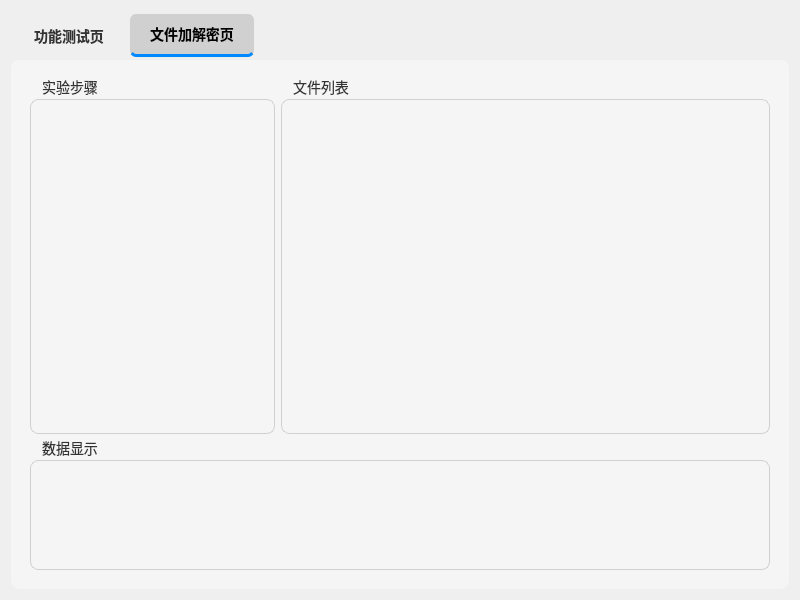
The window that functiontest.ui (xiangxu05/encryptoDecryptoTest) describes before a commit, drawn with Qt 5.
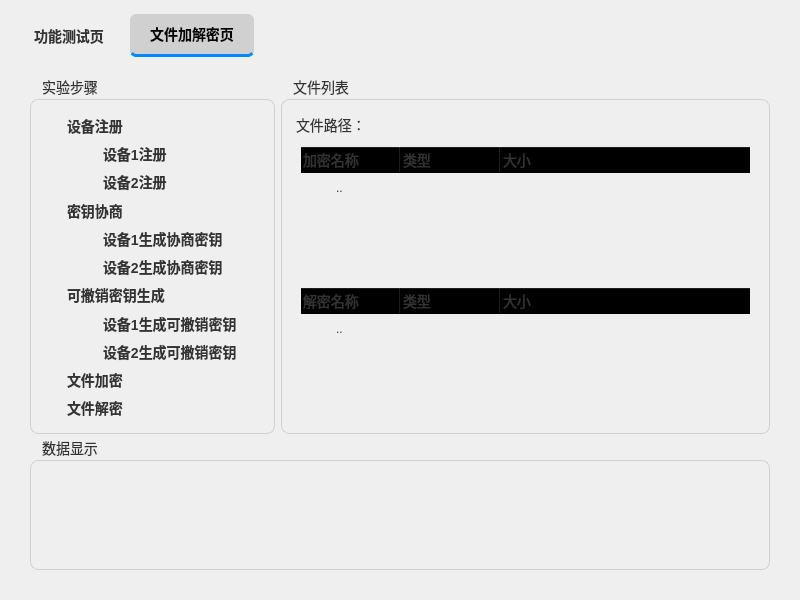
The same window after the commit. Custom widgets are drawn as their Qt base class.

Patch:
```diff
--- a/functiontest.ui
+++ b/functiontest.ui
@@ -34,9 +34,9 @@
   <property name="styleSheet">
    <string notr="true"/>
   </property>
-  <layout class="QHBoxLayout" name="horizontalLayout">
+  <layout class="QVBoxLayout" name="verticalLayout_9">
    <item>
-    <widget class="QTabWidget" name="tabWidget">
+    <widget class="MyTabWidget" name="tabWidget">
      <property name="minimumSize">
       <size>
        <width>0</width>
@@ -44,8 +44,7 @@
       </size>
      </property>
      <property name="styleSheet">
-      <string notr="true">/* 设置 QWidget 的全局样式 */
-QWidget {
+      <string notr="true">QWidget {
     background-color: transparent;
     color: #333333;
     font-family: &quot;Microsoft YaHei&quot;, Arial, sans-serif;
@@ -137,7 +136,7 @@
 /* 设置 QTabWidget 面板样式 */
 QTabWidget::pane {
     border: none;
-    background: #F5F5F5;
+    background: transparent;
     border-radius: 8px;
     padding: 10px;
 }
@@ -207,8 +206,87 @@
     color: #0088FF;
     font-weight: bold;
 }
+/* 设置 QTreeWidget 样式 */
+QTreeWidget {
+    background: #F5F5F5;
+    color: #1E1E1E;
+    font-size: 14px;
+    border-radius: 8px;
+    border: none;
+    padding: 5px;
+}
 
-</string>
+/* 设置 QTreeWidget 头部样式 */
+/* 设置 QTreeWidget 样式 */
+QTreeWidget {
+    background: transparent;
+    color: #1E1E1E;
+    font-size: 12px; /* 调小字体 */
+    border-radius: 8px;
+    border: none;
+    padding: 5px;
+}
+
+/* 设置 QTreeWidget 头部样式 */
+QTreeWidget::header {
+    background: #D0D0D0;
+    color: #000000;
+    font-weight: bold;
+    border-radius: 6px;
+    padding: 6px;
+    font-size: 12px; /* 适当调小字体 */
+}
+
+/* 树形控件的普通项样式 */
+QTreeWidget::item {
+    background: transparent;
+    color: #333333;
+    padding: 6px 10px; /* 适当减小内边距 */
+    margin: 2px;
+    border-radius: 6px;
+}
+
+/* 选中状态的样式 */
+QTreeWidget::item:selected {
+    background: #0088FF;
+    color: #FFFFFF;
+    font-weight: bold;
+    border: none;
+}
+
+/* 悬停状态 */
+QTreeWidget::item:hover {
+    background: #C0C0C0;
+    color: #000000;
+}
+
+/* 优化滚动条样式 */
+QScrollBar:vertical {
+    border: none;
+    background: #E0E0E0;
+    width: 8px;
+    margin: 2px;
+    border-radius: 4px;
+}
+
+QScrollBar::handle:vertical {
+    background: #888888;
+    min-height: 20px;
+    border-radius: 4px;
+}
+
+QScrollBar::handle:vertical:hover {
+    background: #666666;
+}
+
+QScrollBar::add-line:vertical, QScrollBar::sub-line:vertical {
+    background: none;
+    border: none;
+}
+
+QScrollBar::add-page:vertical, QScrollBar::sub-page:vertical {
+    background: none;
+}</string>
      </property>
      <property name="currentIndex">
       <number>1</number>
@@ -813,7 +891,7 @@
       <attribute name="title">
        <string>文件加解密页</string>
       </attribute>
-      <layout class="QVBoxLayout" name="verticalLayout_10">
+      <layout class="QVBoxLayout" name="verticalLayout_6" stretch="2,1">
        <item>
         <layout class="QHBoxLayout" name="horizontalLayout_17">
          <item>
@@ -836,7 +914,289 @@
            <property name="title">
             <string>实验步骤</string>
            </property>
-           <layout class="QVBoxLayout" name="verticalLayout_9" stretch=""/>
+           <layout class="QVBoxLayout" name="verticalLayout_7">
+            <item>
+             <widget class="QCheckBox" name="defaltCheckBox_2">
+              <property name="enabled">
+               <bool>true</bool>
+              </property>
+              <property name="text">
+               <string>设备注册</string>
+              </property>
+              <property name="checkable">
+               <bool>true</bool>
+              </property>
+             </widget>
+            </item>
+            <item>
+             <layout class="QHBoxLayout" name="horizontalLayout_3">
+              <item>
+               <spacer name="horizontalSpacer_3">
+                <property name="orientation">
+                 <enum>Qt::Orientation::Horizontal</enum>
+                </property>
+                <property name="sizeHint" stdset="0">
+                 <size>
+                  <width>40</width>
+                  <height>20</height>
+                 </size>
+                </property>
+               </spacer>
+              </item>
+              <item>
+               <widget class="QCheckBox" name="defaltCheckBox_3">
+                <property name="enabled">
+                 <bool>true</bool>
+                </property>
+                <property name="minimumSize">
+                 <size>
+                  <width>179</width>
+                  <height>0</height>
+                 </size>
+                </property>
+                <property name="text">
+                 <string>设备1注册</string>
+                </property>
+                <property name="checkable">
+                 <bool>true</bool>
+                </property>
+               </widget>
+              </item>
+             </layout>
+            </item>
+            <item>
+             <layout class="QHBoxLayout" name="horizontalLayout_12">
+              <item>
+               <spacer name="horizontalSpacer_4">
+                <property name="orientation">
+                 <enum>Qt::Orientation::Horizontal</enum>
+                </property>
+                <property name="sizeHint" stdset="0">
+                 <size>
+                  <width>40</width>
+                  <height>20</height>
+                 </size>
+                </property>
+               </spacer>
+              </item>
+              <item>
+               <widget class="QCheckBox" name="defaltCheckBox_4">
+                <property name="enabled">
+                 <bool>true</bool>
+                </property>
+                <property name="minimumSize">
+                 <size>
+                  <width>179</width>
+                  <height>0</height>
+                 </size>
+                </property>
+                <property name="text">
+                 <string>设备2注册</string>
+                </property>
+                <property name="checkable">
+                 <bool>true</bool>
+                </property>
+               </widget>
+              </item>
+             </layout>
+            </item>
+            <item>
+             <widget class="QCheckBox" name="defaltCheckBox_5">
+              <property name="enabled">
+               <bool>true</bool>
+              </property>
+              <property name="text">
+               <string>密钥协商</string>
+              </property>
+              <property name="checkable">
+               <bool>true</bool>
+              </property>
+             </widget>
+            </item>
+            <item>
+             <layout class="QHBoxLayout" name="horizontalLayout_13">
+              <item>
+               <spacer name="horizontalSpacer_5">
+                <property name="orientation">
+                 <enum>Qt::Orientation::Horizontal</enum>
+                </property>
+                <property name="sizeHint" stdset="0">
+                 <size>
+                  <width>40</width>
+                  <height>20</height>
+                 </size>
+                </property>
+               </spacer>
+              </item>
+              <item>
+               <widget class="QCheckBox" name="defaltCheckBox_6">
+                <property name="enabled">
+                 <bool>true</bool>
+                </property>
+                <property name="minimumSize">
+                 <size>
+                  <width>179</width>
+                  <height>0</height>
+                 </size>
+                </property>
+                <property name="text">
+                 <string>设备1生成协商密钥</string>
+                </property>
+                <property name="checkable">
+                 <bool>true</bool>
+                </property>
+               </widget>
+              </item>
+             </layout>
+            </item>
+            <item>
+             <layout class="QHBoxLayout" name="horizontalLayout_14">
+              <item>
+               <spacer name="horizontalSpacer_6">
+                <property name="orientation">
+                 <enum>Qt::Orientation::Horizontal</enum>
+                </property>
+                <property name="sizeHint" stdset="0">
+                 <size>
+                  <width>40</width>
+                  <height>20</height>
+                 </size>
+                </property>
+               </spacer>
+              </item>
+              <item>
+               <widget class="QCheckBox" name="defaltCheckBox_7">
+                <property name="enabled">
+                 <bool>true</bool>
+                </property>
+                <property name="minimumSize">
+                 <size>
+                  <width>179</width>
+                  <height>0</height>
+                 </size>
+                </property>
+                <property name="text">
+                 <string>设备2生成协商密钥</string>
+                </property>
+                <property name="checkable">
+                 <bool>true</bool>
+                </property>
+               </widget>
+              </item>
+             </layout>
+            </item>
+            <item>
+             <widget class="QCheckBox" name="defaltCheckBox_8">
+              <property name="enabled">
+               <bool>true</bool>
+              </property>
+              <property name="text">
+               <string>可撤销密钥生成</string>
+              </property>
+              <property name="checkable">
+               <bool>true</bool>
+              </property>
+             </widget>
+            </item>
+            <item>
+             <layout class="QHBoxLayout" name="horizontalLayout_15">
+              <item>
+               <spacer name="horizontalSpacer_7">
+                <property name="orientation">
+                 <enum>Qt::Orientation::Horizontal</enum>
+                </property>
+                <property name="sizeHint" stdset="0">
+                 <size>
+                  <width>40</width>
+                  <height>20</height>
+                 </size>
+                </property>
+               </spacer>
+              </item>
+              <item>
+               <widget class="QCheckBox" name="defaltCheckBox_11">
+                <property name="enabled">
+                 <bool>true</bool>
+                </property>
+                <property name="minimumSize">
+                 <size>
+                  <width>179</width>
+                  <height>0</height>
+                 </size>
+                </property>
+                <property name="text">
+                 <string>设备1生成可撤销密钥</string>
+                </property>
+                <property name="checkable">
+                 <bool>true</bool>
+                </property>
+               </widget>
+              </item>
+             </layout>
+            </item>
+            <item>
+             <layout class="QHBoxLayout" name="horizontalLayout_16">
+              <item>
+               <spacer name="horizontalSpacer_8">
+                <property name="orientation">
+                 <enum>Qt::Orientation::Horizontal</enum>
+                </property>
+                <property name="sizeHint" stdset="0">
+                 <size>
+                  <width>40</width>
+                  <height>20</height>
+                 </size>
+                </property>
+               </spacer>
+              </item>
+              <item>
+               <widget class="QCheckBox" name="defaltCheckBox_12">
+                <property name="enabled">
+                 <bool>true</bool>
+                </property>
+                <property name="minimumSize">
+                 <size>
+                  <width>179</width>
+                  <height>0</height>
+                 </size>
+                </property>
+                <property name="text">
+                 <string>设备2生成可撤销密钥</string>
+                </property>
+                <property name="checkable">
+                 <bool>true</bool>
+                </property>
+               </widget>
+              </item>
+             </layout>
+            </item>
+            <item>
+             <widget class="QCheckBox" name="defaltCheckBox_9">
+              <property name="enabled">
+               <bool>true</bool>
+              </property>
+              <property name="text">
+               <string>文件加密</string>
+              </property>
+              <property name="checkable">
+               <bool>true</bool>
+              </property>
+             </widget>
+            </item>
+            <item>
+             <widget class="QCheckBox" name="defaltCheckBox_10">
+              <property name="enabled">
+               <bool>true</bool>
+              </property>
+              <property name="text">
+               <string>文件解密</string>
+              </property>
+              <property name="checkable">
+               <bool>true</bool>
+              </property>
+             </widget>
+            </item>
+           </layout>
           </widget>
          </item>
          <item>
@@ -847,9 +1207,75 @@
            <property name="title">
             <string>文件列表</string>
            </property>
-           <layout class="QHBoxLayout" name="horizontalLayout_11">
+           <layout class="QVBoxLayout" name="verticalLayout_8">
             <item>
-             <widget class="QTreeView" name="fileView"/>
+             <layout class="QHBoxLayout" name="horizontalLayout_11">
+              <item>
+               <widget class="QLabel" name="label_6">
+                <property name="text">
+                 <string>文件路径：</string>
+                </property>
+               </widget>
+              </item>
+              <item>
+               <widget class="QLineEdit" name="lineEdit">
+                <property name="readOnly">
+                 <bool>true</bool>
+                </property>
+               </widget>
+              </item>
+             </layout>
+            </item>
+            <item>
+             <widget class="QTreeWidget" name="treeWidget">
+              <attribute name="headerCascadingSectionResizes">
+               <bool>false</bool>
+              </attribute>
+              <column>
+               <property name="text">
+                <string>加密名称</string>
+               </property>
+              </column>
+              <column>
+               <property name="text">
+                <string>类型</string>
+               </property>
+              </column>
+              <column>
+               <property name="text">
+                <string>大小</string>
+               </property>
+              </column>
+              <item>
+               <property name="text">
+                <string>..</string>
+               </property>
+              </item>
+             </widget>
+            </item>
+            <item>
+             <widget class="QTreeWidget" name="treeWidget_2">
+              <column>
+               <property name="text">
+                <string>解密名称</string>
+               </property>
+              </column>
+              <column>
+               <property name="text">
+                <string>类型</string>
+               </property>
+              </column>
+              <column>
+               <property name="text">
+                <string>大小</string>
+               </property>
+              </column>
+              <item>
+               <property name="text">
+                <string>..</string>
+               </property>
+              </item>
+             </widget>
             </item>
            </layout>
           </widget>
@@ -864,7 +1290,7 @@
          <property name="title">
           <string>数据显示</string>
          </property>
-         <layout class="QVBoxLayout" name="verticalLayout_6">
+         <layout class="QVBoxLayout" name="verticalLayout_10">
           <item>
            <widget class="QTextEdit" name="textEdit_2">
             <property name="readOnly">
@@ -887,6 +1313,12 @@
    <extends>QComboBox</extends>
    <header>portscannercombobox.h</header>
   </customwidget>
+  <customwidget>
+   <class>MyTabWidget</class>
+   <extends>QTabWidget</extends>
+   <header>MyTabWidget.h</header>
+   <container>1</container>
+  </customwidget>
  </customwidgets>
  <resources/>
  <connections/>
```
Left out of the diff: 6 changed lines with no effect on the pictures.
